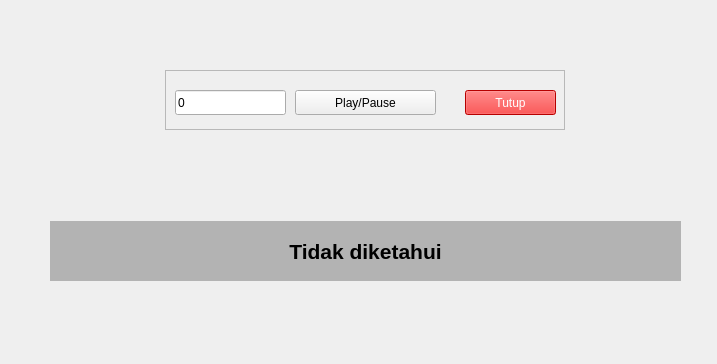
Qt form ui/absensi_wajah.ui (vinzHubg/2023-wajah) before a commit.
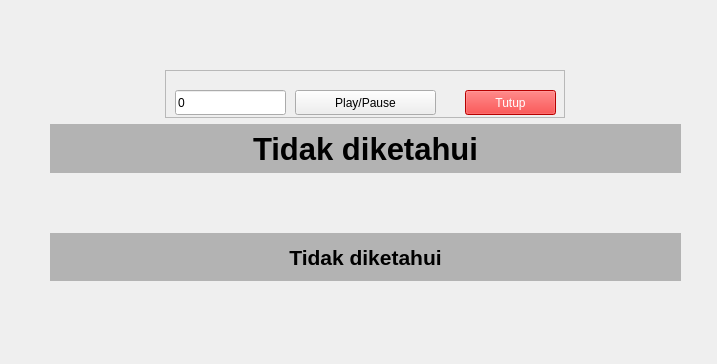
The same form after that commit. Icons and pictures are not drawn.

Commit message: absensi jam

```diff
--- a/ui/absensi_wajah.ui
+++ b/ui/absensi_wajah.ui
@@ -89,6 +89,32 @@
       </item>
      </layout>
     </item>
+    <item>
+     <widget class="QLabel" name="jam">
+      <property name="maximumSize">
+       <size>
+        <width>16777215</width>
+        <height>60</height>
+       </size>
+      </property>
+      <property name="font">
+       <font>
+        <pointsize>23</pointsize>
+        <weight>75</weight>
+        <bold>true</bold>
+       </font>
+      </property>
+      <property name="styleSheet">
+       <string notr="true">background-color: rgb(179, 179, 179);</string>
+      </property>
+      <property name="text">
+       <string>Tidak diketahui</string>
+      </property>
+      <property name="alignment">
+       <set>Qt::AlignCenter</set>
+      </property>
+     </widget>
+    </item>
     <item>
      <widget class="QLabel" name="image_label">
       <property name="styleSheet">
```
The commit also changes 1 other file.
